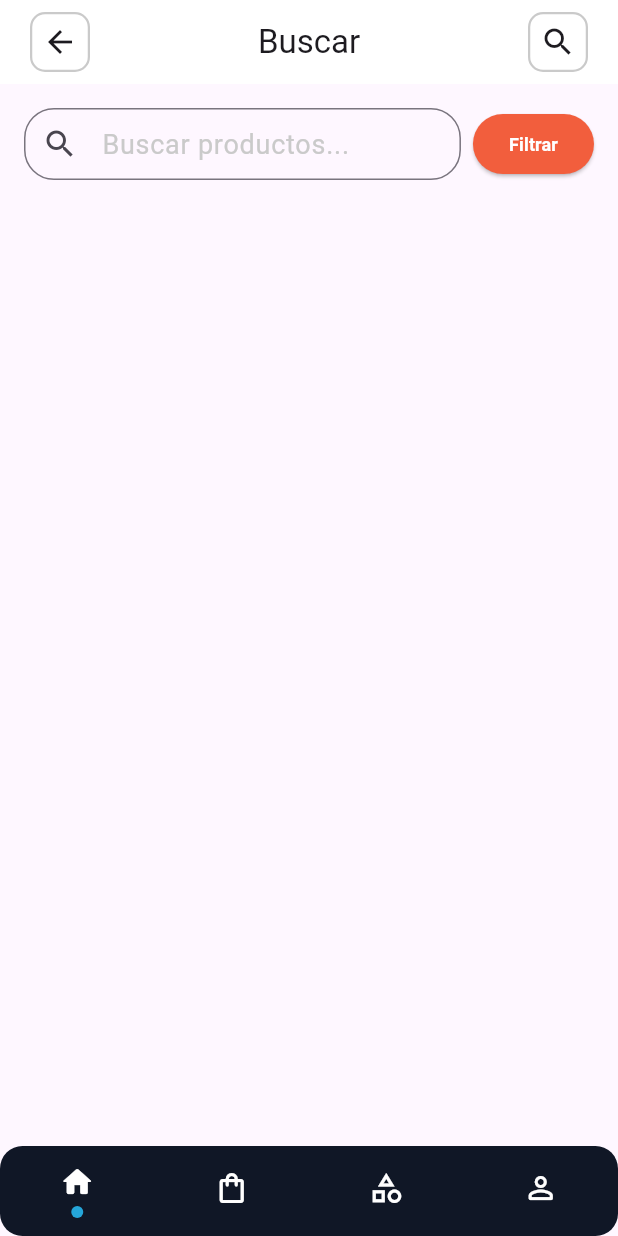
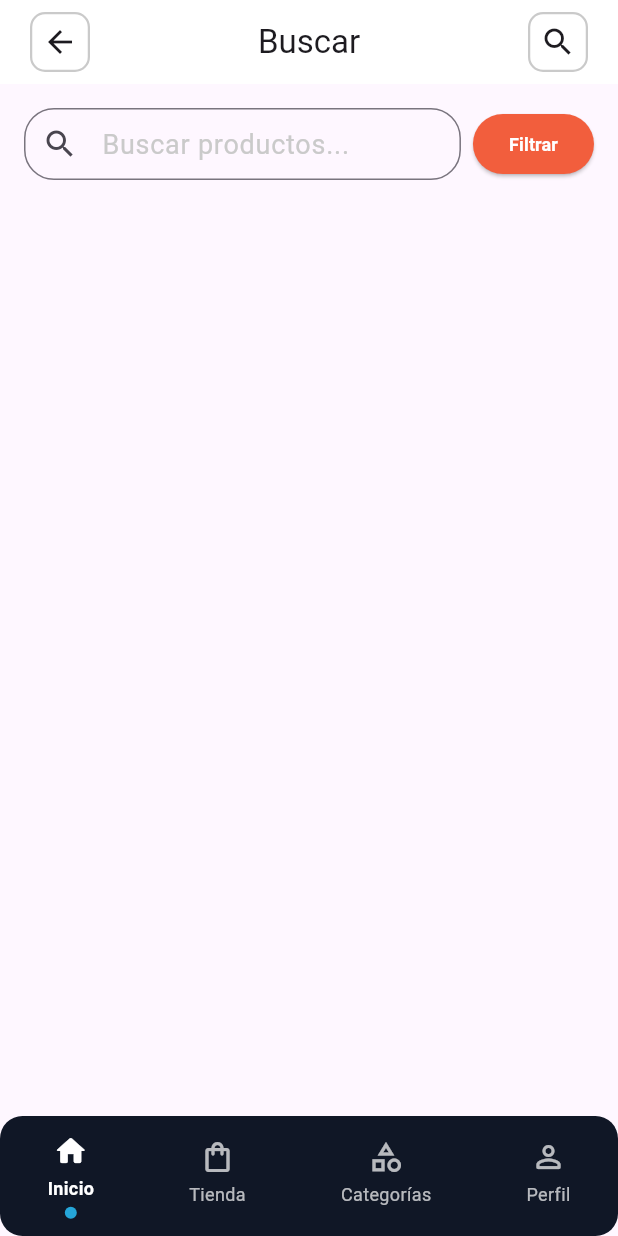
Before and after one commit to Marisolperez22/atomic_desing_system, a Flutter app: the BasicLayoutTemplate screen opened directly with empty values, after a tap on the "search" icon, on a phone screen of 412 x 824 dp. Run offline on Flutter 3.47's test engine with Material 3 defaults, Android fonts, the phone set to English and light mode, and no system bars; our stand-ins replace flutter_svg; Roboto replaces fonts that are missing (Montserrat).

Commit message:
Navigation bar

```diff
--- a/atomic_design_system/lib/organisms/bar_navigation_bottom.dart
+++ b/atomic_design_system/lib/organisms/bar_navigation_bottom.dart
@@ -11,14 +11,13 @@ import '../foundations/atomic_system_colors_foundation.dart';
 /// See also:
 /// - [AnimatedSwitcher], for icon transition effects
 /// - [AtomicSystemColorsFoundation], for color system reference
+import 'package:flutter/material.dart';
+
 class BarNavigationBottom extends StatefulWidget {
   /// Callback when any navigation item is tapped
-  ///
-  /// Can be used to trigger additional actions when navigation occurs.
-  /// The actual navigation state is managed internally by the widget.
-  final void Function()? onBottomBarTap;
+  final void Function(int)? onBottomBarTap;
 
-  const BarNavigationBottom({super.key, required this.onBottomBarTap});
+  const BarNavigationBottom({super.key, this.onBottomBarTap});
 
   @override
   State<BarNavigationBottom> createState() => _BarNavigationBottomState();
@@ -27,10 +26,26 @@ class BarNavigationBottom extends StatefulWidget {
 class _BarNavigationBottomState extends State<BarNavigationBottom> {
   int _currentIndex = 0;
 
+  // Nombres para cada ítem de navegación
+  final List<String> _itemTitles = [
+    'Inicio',
+    'Tienda',
+    'Categorías',
+    'Perfil',
+  ];
+
+  // Rutas correspondientes a cada ítem
+  final List<String> _routeNames = [
+    '/home',
+    '/shop',
+    '/categories',
+    '/profile',
+  ];
+
   @override
   Widget build(BuildContext context) {
     return Container(
-      height: 60,
+      height: 80, // Aumenté la altura para acomodar los títulos
       decoration: BoxDecoration(
         borderRadius: BorderRadius.circular(15.0),
         color: AtomicSystemColorsFoundation.primaryColor,
@@ -59,20 +74,38 @@ class _BarNavigationBottomState extends State<BarNavigationBottom> {
     final isSelected = _currentIndex == index;
 
     return GestureDetector(
-      onTap: () => setState(() => _currentIndex = index),
+      onTap: () {
+        setState(() => _currentIndex = index);
+
+        // Navegación a la ruta correspondiente
+        Navigator.of(context).pushNamed(_routeNames[index]);
+
+        // Opcional: llamar al callback si existe
+        if (widget.onBottomBarTap != null) {
+          widget.onBottomBarTap!(index);
+        }
+      },
       child: Column(
         mainAxisAlignment: MainAxisAlignment.center,
         children: [
           AnimatedSwitcher(
             duration: const Duration(milliseconds: 300),
             transitionBuilder:
-                (child, animation) =>
-                    ScaleTransition(scale: animation, child: child),
+                (child, animation) => ScaleTransition(scale: animation, child: child),
             child: Icon(
               size: 24,
               isSelected ? activeIcon : icon,
               key: ValueKey<bool>(isSelected),
-              color: isSelected ? Colors.white : Colors.white,
+              color: isSelected ? Colors.white : Colors.white.withOpacity(0.7),
+            ),
+          ),
+          const SizedBox(height: 4),
+          Text(
+            _itemTitles[index],
+            style: TextStyle(
+              color: isSelected ? Colors.white : Colors.white.withOpacity(0.7),
+              fontSize: 12,
+              fontWeight: isSelected ? FontWeight.bold : FontWeight.normal,
             ),
           ),
           const SizedBox(height: 4),
--- a/atomic_design_system/lib/templates/basic_template_layout.dart
+++ b/atomic_design_system/lib/templates/basic_template_layout.dart
@@ -34,7 +34,7 @@ class BasicLayoutTemplate extends StatelessWidget {
       body: SafeArea(child: body),
       bottomNavigationBar:
           showBottomNav
-              ? BarNavigationBottom(onBottomBarTap: onBottomBarTap)
+              ? BarNavigationBottom(onBottomBarTap: (value){})
               : null,
     );
   }
```
